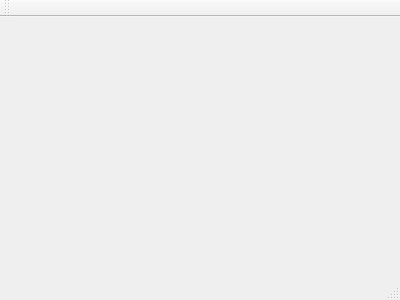
Before: the Qt Designer form kcpa.ui in player999/kcpa, drawn with Qt 5.
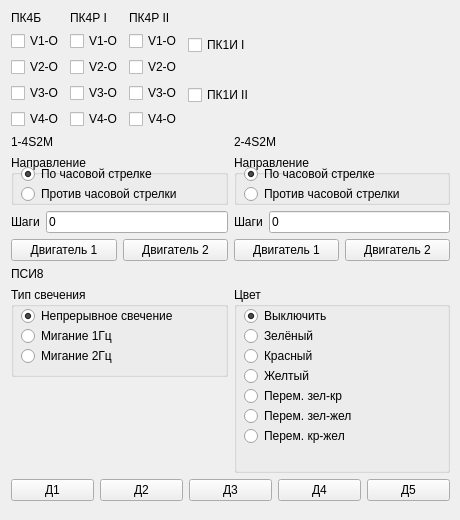
After: the same form once the commit is applied.

```diff
--- a/kcpa.ui
+++ b/kcpa.ui
@@ -1,24 +1,663 @@
 <ui version="4.0">
  <class>KCPA</class>
- <widget class="QMainWindow" name="KCPA" >
-  <property name="geometry" >
+ <widget class="QMainWindow" name="KCPA">
+  <property name="geometry">
    <rect>
     <x>0</x>
     <y>0</y>
-    <width>400</width>
-    <height>300</height>
+    <width>460</width>
+    <height>520</height>
    </rect>
   </property>
-  <property name="windowTitle" >
-   <string>KCPA</string>
+  <property name="sizePolicy">
+   <sizepolicy hsizetype="Fixed" vsizetype="Fixed">
+    <horstretch>0</horstretch>
+    <verstretch>0</verstretch>
+   </sizepolicy>
   </property>
-  <widget class="QMenuBar" name="menuBar" />
-  <widget class="QToolBar" name="mainToolBar" />
-  <widget class="QWidget" name="centralWidget" />
-  <widget class="QStatusBar" name="statusBar" />
+  <property name="minimumSize">
+   <size>
+    <width>460</width>
+    <height>520</height>
+   </size>
+  </property>
+  <property name="maximumSize">
+   <size>
+    <width>460</width>
+    <height>520</height>
+   </size>
+  </property>
+  <property name="windowTitle">
+   <string>КЦПА</string>
+  </property>
+  <property name="locale">
+   <locale language="Russian" country="Ukraine"/>
+  </property>
+  <widget class="QWidget" name="centralWidget">
+   <property name="sizePolicy">
+    <sizepolicy hsizetype="Expanding" vsizetype="Expanding">
+     <horstretch>0</horstretch>
+     <verstretch>0</verstretch>
+    </sizepolicy>
+   </property>
+   <property name="minimumSize">
+    <size>
+     <width>0</width>
+     <height>0</height>
+    </size>
+   </property>
+   <property name="maximumSize">
+    <size>
+     <width>800</width>
+     <height>800</height>
+    </size>
+   </property>
+   <widget class="QWidget" name="verticalLayoutWidget">
+    <property name="geometry">
+     <rect>
+      <x>0</x>
+      <y>0</y>
+      <width>461</width>
+      <height>512</height>
+     </rect>
+    </property>
+    <layout class="QVBoxLayout" name="verticalLayout">
+     <property name="sizeConstraint">
+      <enum>QLayout::SetNoConstraint</enum>
+     </property>
+     <item>
+      <layout class="QHBoxLayout" name="horizontalLayout">
+       <property name="sizeConstraint">
+        <enum>QLayout::SetMaximumSize</enum>
+       </property>
+       <item>
+        <layout class="QVBoxLayout" name="verticalLayout_2">
+         <item>
+          <widget class="QLabel" name="label">
+           <property name="text">
+            <string>ПК4Б</string>
+           </property>
+          </widget>
+         </item>
+         <item>
+          <widget class="QCheckBox" name="pk4b_v1o">
+           <property name="text">
+            <string>V1-O</string>
+           </property>
+          </widget>
+         </item>
+         <item>
+          <widget class="QCheckBox" name="pk4b_v2o">
+           <property name="text">
+            <string>V2-O</string>
+           </property>
+          </widget>
+         </item>
+         <item>
+          <widget class="QCheckBox" name="pk4b_v3o">
+           <property name="text">
+            <string>V3-O</string>
+           </property>
+          </widget>
+         </item>
+         <item>
+          <widget class="QCheckBox" name="pk4b_v4o">
+           <property name="text">
+            <string>V4-O</string>
+           </property>
+          </widget>
+         </item>
+        </layout>
+       </item>
+       <item>
+        <layout class="QVBoxLayout" name="verticalLayout_3">
+         <item>
+          <widget class="QLabel" name="label_2">
+           <property name="text">
+            <string>ПК4Р I</string>
+           </property>
+          </widget>
+         </item>
+         <item>
+          <widget class="QCheckBox" name="pk4r1_v1o">
+           <property name="text">
+            <string>V1-O</string>
+           </property>
+          </widget>
+         </item>
+         <item>
+          <widget class="QCheckBox" name="pk4r1_v2o">
+           <property name="text">
+            <string>V2-O</string>
+           </property>
+          </widget>
+         </item>
+         <item>
+          <widget class="QCheckBox" name="pk4r1_v3o">
+           <property name="text">
+            <string>V3-O</string>
+           </property>
+          </widget>
+         </item>
+         <item>
+          <widget class="QCheckBox" name="pk4r1_v4o">
+           <property name="text">
+            <string>V4-O</string>
+           </property>
+          </widget>
+         </item>
+        </layout>
+       </item>
+       <item>
+        <layout class="QVBoxLayout" name="verticalLayout_4">
+         <item>
+          <widget class="QLabel" name="label_3">
+           <property name="text">
+            <string>ПК4Р II</string>
+           </property>
+          </widget>
+         </item>
+         <item>
+          <widget class="QCheckBox" name="pk4r2_v1o">
+           <property name="text">
+            <string>V1-O</string>
+           </property>
+          </widget>
+         </item>
+         <item>
+          <widget class="QCheckBox" name="pk4r2_v2o">
+           <property name="text">
+            <string>V2-O</string>
+           </property>
+          </widget>
+         </item>
+         <item>
+          <widget class="QCheckBox" name="pk4r2_v3o">
+           <property name="text">
+            <string>V3-O</string>
+           </property>
+          </widget>
+         </item>
+         <item>
+          <widget class="QCheckBox" name="pk4r2_v4o">
+           <property name="text">
+            <string>V4-O</string>
+           </property>
+          </widget>
+         </item>
+        </layout>
+       </item>
+       <item>
+        <layout class="QVBoxLayout" name="verticalLayout_5">
+         <item>
+          <widget class="QCheckBox" name="pk1i1">
+           <property name="text">
+            <string>ПК1И I</string>
+           </property>
+          </widget>
+         </item>
+         <item>
+          <widget class="QCheckBox" name="pk1i2">
+           <property name="text">
+            <string>ПК1И II</string>
+           </property>
+          </widget>
+         </item>
+        </layout>
+       </item>
+       <item>
+        <spacer name="horizontalSpacer">
+         <property name="orientation">
+          <enum>Qt::Horizontal</enum>
+         </property>
+         <property name="sizeHint" stdset="0">
+          <size>
+           <width>40</width>
+           <height>20</height>
+          </size>
+         </property>
+        </spacer>
+       </item>
+      </layout>
+     </item>
+     <item>
+      <layout class="QHBoxLayout" name="horizontalLayout_2">
+       <item>
+        <layout class="QVBoxLayout" name="verticalLayout_7">
+         <item>
+          <widget class="QLabel" name="label_5">
+           <property name="text">
+            <string>1-4S2M</string>
+           </property>
+          </widget>
+         </item>
+         <item>
+          <layout class="QVBoxLayout" name="verticalLayout_8">
+           <item>
+            <widget class="QGroupBox" name="s4m21_dir">
+             <property name="minimumSize">
+              <size>
+               <width>0</width>
+               <height>50</height>
+              </size>
+             </property>
+             <property name="title">
+              <string>Направление</string>
+             </property>
+             <widget class="QRadioButton" name="s4m21_cw">
+              <property name="geometry">
+               <rect>
+                <x>10</x>
+                <y>10</y>
+                <width>193</width>
+                <height>18</height>
+               </rect>
+              </property>
+              <property name="text">
+               <string>По часовой стрелке</string>
+              </property>
+              <property name="checked">
+               <bool>true</bool>
+              </property>
+             </widget>
+             <widget class="QRadioButton" name="s4m21_ccw">
+              <property name="geometry">
+               <rect>
+                <x>10</x>
+                <y>30</y>
+                <width>193</width>
+                <height>18</height>
+               </rect>
+              </property>
+              <property name="text">
+               <string>Против часовой стрелки</string>
+              </property>
+             </widget>
+            </widget>
+           </item>
+          </layout>
+         </item>
+         <item>
+          <layout class="QHBoxLayout" name="horizontalLayout_4">
+           <item>
+            <widget class="QLabel" name="label_6">
+             <property name="text">
+              <string>Шаги</string>
+             </property>
+            </widget>
+           </item>
+           <item>
+            <widget class="QLineEdit" name="s4m21_steps">
+             <property name="text">
+              <string>0</string>
+             </property>
+             <property name="maxLength">
+              <number>3</number>
+             </property>
+            </widget>
+           </item>
+          </layout>
+         </item>
+         <item>
+          <layout class="QHBoxLayout" name="horizontalLayout_5">
+           <item>
+            <widget class="QPushButton" name="s4m21_m1">
+             <property name="text">
+              <string>Двигатель 1</string>
+             </property>
+            </widget>
+           </item>
+           <item>
+            <widget class="QPushButton" name="s4m21_m2">
+             <property name="text">
+              <string>Двигатель 2</string>
+             </property>
+            </widget>
+           </item>
+          </layout>
+         </item>
+        </layout>
+       </item>
+       <item>
+        <layout class="QVBoxLayout" name="verticalLayout_12">
+         <item>
+          <widget class="QLabel" name="label_9">
+           <property name="text">
+            <string>2-4S2M</string>
+           </property>
+          </widget>
+         </item>
+         <item>
+          <layout class="QVBoxLayout" name="verticalLayout_13">
+           <item>
+            <widget class="QGroupBox" name="s4m22_dir">
+             <property name="minimumSize">
+              <size>
+               <width>0</width>
+               <height>50</height>
+              </size>
+             </property>
+             <property name="title">
+              <string>Направление</string>
+             </property>
+             <widget class="QRadioButton" name="s4m22_cw">
+              <property name="geometry">
+               <rect>
+                <x>10</x>
+                <y>10</y>
+                <width>193</width>
+                <height>18</height>
+               </rect>
+              </property>
+              <property name="text">
+               <string>По часовой стрелке</string>
+              </property>
+              <property name="checked">
+               <bool>true</bool>
+              </property>
+             </widget>
+             <widget class="QRadioButton" name="s4m22_ccw">
+              <property name="geometry">
+               <rect>
+                <x>10</x>
+                <y>30</y>
+                <width>193</width>
+                <height>18</height>
+               </rect>
+              </property>
+              <property name="text">
+               <string>Против часовой стрелки</string>
+              </property>
+             </widget>
+            </widget>
+           </item>
+          </layout>
+         </item>
+         <item>
+          <layout class="QHBoxLayout" name="horizontalLayout_8">
+           <item>
+            <widget class="QLabel" name="label_10">
+             <property name="text">
+              <string>Шаги</string>
+             </property>
+            </widget>
+           </item>
+           <item>
+            <widget class="QLineEdit" name="s4m22_steps">
+             <property name="text">
+              <string>0</string>
+             </property>
+             <property name="maxLength">
+              <number>3</number>
+             </property>
+            </widget>
+           </item>
+          </layout>
+         </item>
+         <item>
+          <layout class="QHBoxLayout" name="horizontalLayout_9">
+           <item>
+            <widget class="QPushButton" name="s4m22_m1">
+             <property name="text">
+              <string>Двигатель 1</string>
+             </property>
+            </widget>
+           </item>
+           <item>
+            <widget class="QPushButton" name="s4m22_m2">
+             <property name="text">
+              <string>Двигатель 2</string>
+             </property>
+            </widget>
+           </item>
+          </layout>
+         </item>
+        </layout>
+       </item>
+      </layout>
+     </item>
+     <item>
+      <layout class="QVBoxLayout" name="verticalLayout_6">
+       <item>
+        <widget class="QLabel" name="label_4">
+         <property name="text">
+          <string>ПСИ8</string>
+         </property>
+        </widget>
+       </item>
+       <item>
+        <layout class="QHBoxLayout" name="horizontalLayout_11">
+         <item>
+          <layout class="QVBoxLayout" name="verticalLayout_14">
+           <item>
+            <widget class="QGroupBox" name="psi8_type">
+             <property name="minimumSize">
+              <size>
+               <width>0</width>
+               <height>90</height>
+              </size>
+             </property>
+             <property name="title">
+              <string>Тип свечения</string>
+             </property>
+             <widget class="QRadioButton" name="psi8_0hz">
+              <property name="geometry">
+               <rect>
+                <x>10</x>
+                <y>20</y>
+                <width>195</width>
+                <height>18</height>
+               </rect>
+              </property>
+              <property name="text">
+               <string>Непрерывное свечение</string>
+              </property>
+              <property name="checked">
+               <bool>true</bool>
+              </property>
+             </widget>
+             <widget class="QRadioButton" name="psi8_1hz">
+              <property name="geometry">
+               <rect>
+                <x>10</x>
+                <y>40</y>
+                <width>195</width>
+                <height>18</height>
+               </rect>
+              </property>
+              <property name="text">
+               <string>Мигание 1Гц</string>
+              </property>
+             </widget>
+             <widget class="QRadioButton" name="psi8_2hz">
+              <property name="geometry">
+               <rect>
+                <x>10</x>
+                <y>60</y>
+                <width>195</width>
+                <height>18</height>
+               </rect>
+              </property>
+              <property name="text">
+               <string>Мигание 2Гц</string>
+              </property>
+             </widget>
+            </widget>
+           </item>
+           <item>
+            <spacer name="verticalSpacer_2">
+             <property name="orientation">
+              <enum>Qt::Vertical</enum>
+             </property>
+             <property name="sizeHint" stdset="0">
+              <size>
+               <width>20</width>
+               <height>40</height>
+              </size>
+             </property>
+            </spacer>
+           </item>
+          </layout>
+         </item>
+         <item>
+          <layout class="QVBoxLayout" name="verticalLayout_9">
+           <item>
+            <widget class="QGroupBox" name="psi8_color">
+             <property name="minimumSize">
+              <size>
+               <width>0</width>
+               <height>170</height>
+              </size>
+             </property>
+             <property name="title">
+              <string>Цвет</string>
+             </property>
+             <widget class="QRadioButton" name="psi8_off">
+              <property name="geometry">
+               <rect>
+                <x>10</x>
+                <y>20</y>
+                <width>194</width>
+                <height>18</height>
+               </rect>
+              </property>
+              <property name="text">
+               <string>Выключить</string>
+              </property>
+              <property name="checked">
+               <bool>true</bool>
+              </property>
+             </widget>
+             <widget class="QRadioButton" name="psi8_green">
+              <property name="geometry">
+               <rect>
+                <x>10</x>
+                <y>40</y>
+                <width>194</width>
+                <height>18</height>
+               </rect>
+              </property>
+              <property name="text">
+               <string>Зелёный</string>
+              </property>
+             </widget>
+             <widget class="QRadioButton" name="psi8_red">
+              <property name="geometry">
+               <rect>
+                <x>10</x>
+                <y>60</y>
+                <width>194</width>
+                <height>18</height>
+               </rect>
+              </property>
+              <property name="text">
+               <string>Красный</string>
+              </property>
+             </widget>
+             <widget class="QRadioButton" name="psi8_yellow">
+              <property name="geometry">
+               <rect>
+                <x>10</x>
+                <y>80</y>
+                <width>194</width>
+                <height>18</height>
+               </rect>
+              </property>
+              <property name="text">
+               <string>Желтый</string>
+              </property>
+             </widget>
+             <widget class="QRadioButton" name="psi8_greenred">
+              <property name="geometry">
+               <rect>
+                <x>10</x>
+                <y>100</y>
+                <width>194</width>
+                <height>18</height>
+               </rect>
+              </property>
+              <property name="text">
+               <string>Перем. зел-кр</string>
+              </property>
+             </widget>
+             <widget class="QRadioButton" name="psi8_greenyellow">
+              <property name="geometry">
+               <rect>
+                <x>10</x>
+                <y>120</y>
+                <width>194</width>
+                <height>18</height>
+               </rect>
+              </property>
+              <property name="text">
+               <string>Перем. зел-жел</string>
+              </property>
+             </widget>
+             <widget class="QRadioButton" name="psi8_redyellow">
+              <property name="geometry">
+               <rect>
+                <x>10</x>
+                <y>140</y>
+                <width>194</width>
+                <height>18</height>
+               </rect>
+              </property>
+              <property name="text">
+               <string>Перем. кр-жел</string>
+              </property>
+             </widget>
+            </widget>
+           </item>
+          </layout>
+         </item>
+        </layout>
+       </item>
+       <item>
+        <layout class="QHBoxLayout" name="horizontalLayout_10">
+         <item>
+          <widget class="QPushButton" name="psi8_vd1">
+           <property name="text">
+            <string>Д1</string>
+           </property>
+          </widget>
+         </item>
+         <item>
+          <widget class="QPushButton" name="psi8_vd2">
+           <property name="text">
+            <string>Д2</string>
+           </property>
+          </widget>
+         </item>
+         <item>
+          <widget class="QPushButton" name="psi8_vd3">
+           <property name="text">
+            <string>Д3</string>
+           </property>
+          </widget>
+         </item>
+         <item>
+          <widget class="QPushButton" name="psi8_vd4">
+           <property name="text">
+            <string>Д4</string>
+           </property>
+          </widget>
+         </item>
+         <item>
+          <widget class="QPushButton" name="psi8_vd5">
+           <property name="text">
+            <string>Д5</string>
+           </property>
+          </widget>
+         </item>
+        </layout>
+       </item>
+      </layout>
+     </item>
+    </layout>
+   </widget>
+  </widget>
  </widget>
- <layoutDefault spacing="6" margin="11" />
- <pixmapfunction></pixmapfunction>
+ <layoutdefault spacing="6" margin="11"/>
  <resources/>
  <connections/>
 </ui>
```
Left out of the diff: 1 changed line with no effect on the pictures.
